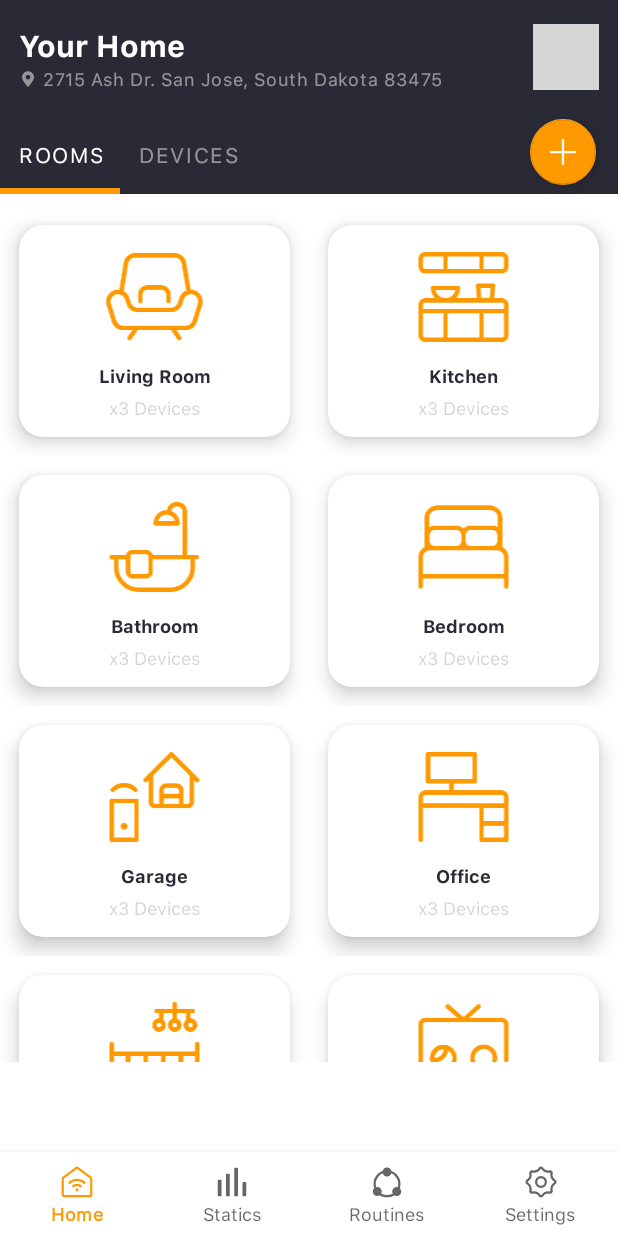
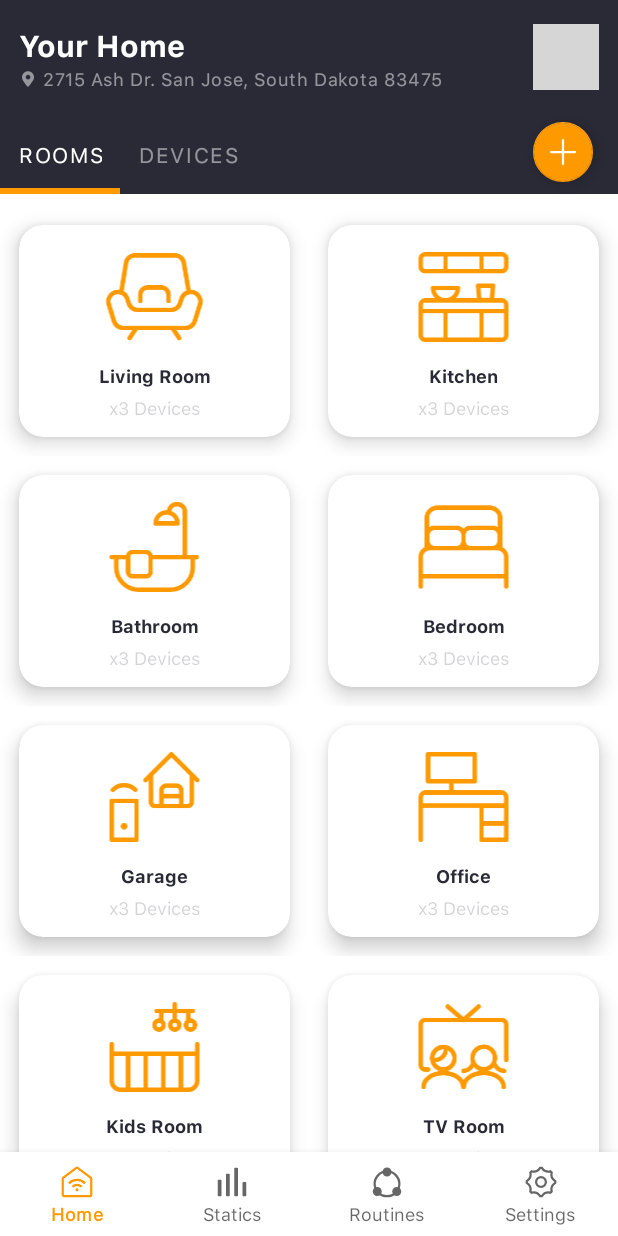
Before and after one commit to fabricethilaw/MiHomeApp, an Android app: the screen it shows after launch (MainActivity), after a tap on "Enter Your House", on a phone screen of 412 x 824 dp. Run offline under Robolectric (Android 15) with nearby library versions, the phone set to English and light mode, and no system bars; our stand-ins replace navigation-ui; pictures from the network do not load; 1 statement that could not run was skipped; grey boxes are pictures that could not be loaded.

Commit message:
Add cover

```diff
--- a/app/build.gradle
+++ b/app/build.gradle
@@ -38,9 +38,9 @@ android {
 dependencies {
 
     implementation "org.jetbrains.kotlin:kotlin-stdlib:$kotlin_version"
-    implementation 'androidx.core:core-ktx:1.5.0'
+    implementation 'androidx.core:core-ktx:1.6.0'
     implementation 'androidx.appcompat:appcompat:1.3.0'
-    implementation 'com.google.android.material:material:1.3.0'
+    implementation 'com.google.android.material:material:1.4.0'
     implementation 'androidx.constraintlayout:constraintlayout:2.0.4'
     implementation 'androidx.navigation:navigation-fragment-ktx:2.3.5'
     implementation 'androidx.navigation:navigation-ui-ktx:2.3.5'
--- a/app/src/main/res/layout/activity_login.xml
+++ b/app/src/main/res/layout/activity_login.xml
@@ -60,9 +60,9 @@
             android:singleLine="true"
             android:textColor="@color/white"
             android:textColorHint="@color/white_a50"
+            app:layout_constraintStart_toStartOf="parent"
             app:layout_constraintBottom_toTopOf="@id/input_password"
             app:layout_constraintEnd_toEndOf="parent"
-            app:layout_constraintStart_toStartOf="parent"
             app:layout_constraintTop_toBottomOf="@android:id/title"
             app:layout_constraintVertical_bias="0.2"
             app:layout_constraintVertical_chainStyle="packed" />
@@ -73,7 +73,7 @@
             android:layout_height="wrap_content"
             android:layout_marginHorizontal="@dimen/grid_4"
             android:hint="@string/password"
-            android:inputType="textEmailAddress"
+            android:inputType="textPassword"
             android:singleLine="true"
             android:textColor="@color/white"
             android:textColorHint="@color/white_a50"
--- a/app/src/main/res/layout/fragment_devices.xml
+++ b/app/src/main/res/layout/fragment_devices.xml
@@ -16,7 +16,6 @@
         android:background="?android:attr/windowBackground"
         android:paddingHorizontal="@dimen/grid_0_5"
         android:paddingVertical="@dimen/grid_1"
-        app:itemTextAppearanceInactive="@color/light_gray"
         app:labelVisibilityMode="labeled"
         app:layout_constraintEnd_toEndOf="parent"
         app:layout_constraintStart_toStartOf="parent"
--- a/app/src/main/res/layout/fragment_home.xml
+++ b/app/src/main/res/layout/fragment_home.xml
@@ -121,7 +121,6 @@
             android:layout_width="0dp"
             android:layout_height="0dp"
             android:paddingTop="@dimen/grid_1"
-            android:paddingBottom="60dp"
             app:layout_constraintBottom_toBottomOf="parent"
             app:layout_constraintEnd_toEndOf="parent"
             app:layout_constraintStart_toStartOf="parent"
@@ -151,9 +150,10 @@
             android:layout_height="wrap_content"
             android:src="@drawable/ic_add"
             android:tint="@color/white"
-            app:fabCustomSize="44dp"
+            app:fabCustomSize="40dp"
             app:layout_constraintTop_toBottomOf="@+id/mediaTopBar"
-            app:layout_constraintEnd_toEndOf="@android:id/mask"/>
+            app:layout_constraintEnd_toEndOf="@android:id/mask"
+            android:contentDescription="@string/a11y_add_room_or_device" />
 
         <View
             android:id="@+id/spacer"
--- a/app/src/main/res/values/strings.xml
+++ b/app/src/main/res/values/strings.xml
@@ -37,4 +37,5 @@
     <string name="save">SAVE</string>
     <string name="enter_room_s_name">Enter Room\'s name</string>
     <string name="plug_in_the_outlet" >Plug in the smart outlet\nyour device wil connect automatically</string>
+    <string name="a11y_add_room_or_device">Add room or device</string>
 </resources>
--- a/app/src/main/res/values/themes.xml
+++ b/app/src/main/res/values/themes.xml
@@ -1,6 +1,6 @@
 <resources xmlns:tools="http://schemas.android.com/tools">
     <!-- Base application theme. -->
-    <style name="Theme.SmartHomeApp" parent="Theme.MaterialComponents.DayNight.DarkActionBar">
+    <style name="Theme.SmartHomeApp" parent="Theme.MaterialComponents.DayNight.NoActionBar">
 
         <!-- Primary brand color. -->
         <item name="colorPrimary">@color/orange</item>
--- a/build.gradle
+++ b/build.gradle
@@ -6,7 +6,7 @@ buildscript {
         mavenCentral()
     }
     dependencies {
-        classpath "com.android.tools.build:gradle:4.2.1"
+        classpath "com.android.tools.build:gradle:4.2.2"
         classpath "org.jetbrains.kotlin:kotlin-gradle-plugin:$kotlin_version"
 
         // NOTE: Do not place your application dependencies here; they belong
@@ -18,7 +18,6 @@ allprojects {
     repositories {
         google()
         mavenCentral()
-        jcenter() // Warning: this repository is going to shut down soon
     }
 }
 
```
Also changed, not shown: 1 other file.
